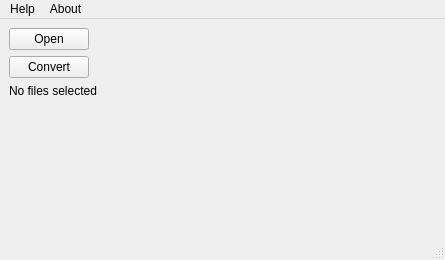
The window that design.ui (ashwinpilgaonkar/ui2py) describes before a commit, drawn with Qt 5.
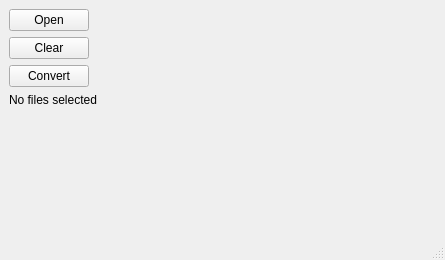
The same window after the commit.

The edit to the form file:
```diff
--- a/design.ui
+++ b/design.ui
@@ -28,15 +28,32 @@
       </property>
      </widget>
     </item>
-    <item row="1" column="0">
+    <item row="2" column="0">
      <widget class="QPushButton" name="SaveButton">
       <property name="text">
        <string>Convert</string>
       </property>
      </widget>
     </item>
-    <item row="2" column="0">
+    <item row="6" column="0">
      <widget class="QLabel" name="PathLabel">
+      <property name="cursor">
+       <cursorShape>ArrowCursor</cursorShape>
+      </property>
+      <property name="text">
+       <string/>
+      </property>
+     </widget>
+    </item>
+    <item row="1" column="0">
+     <widget class="QPushButton" name="ClearButton">
+      <property name="text">
+       <string>Clear</string>
+      </property>
+     </widget>
+    </item>
+    <item row="4" column="0">
+     <widget class="QLabel" name="SelectedFilesLabel">
       <property name="text">
        <string>No files selected</string>
       </property>
@@ -53,20 +70,6 @@
      <height>21</height>
     </rect>
    </property>
-   <widget class="QMenu" name="menuHelp">
-    <property name="title">
-     <string>Help</string>
-    </property>
-    <addaction name="actionUsage"/>
-   </widget>
-   <widget class="QMenu" name="menuAbout">
-    <property name="title">
-     <string>About</string>
-    </property>
-    <addaction name="actionInfo"/>
-   </widget>
-   <addaction name="menuHelp"/>
-   <addaction name="menuAbout"/>
   </widget>
   <widget class="QStatusBar" name="statusbar"/>
   <action name="actionUsage">
```
Left out of the diff: 7 changed lines with no effect on the pictures.
